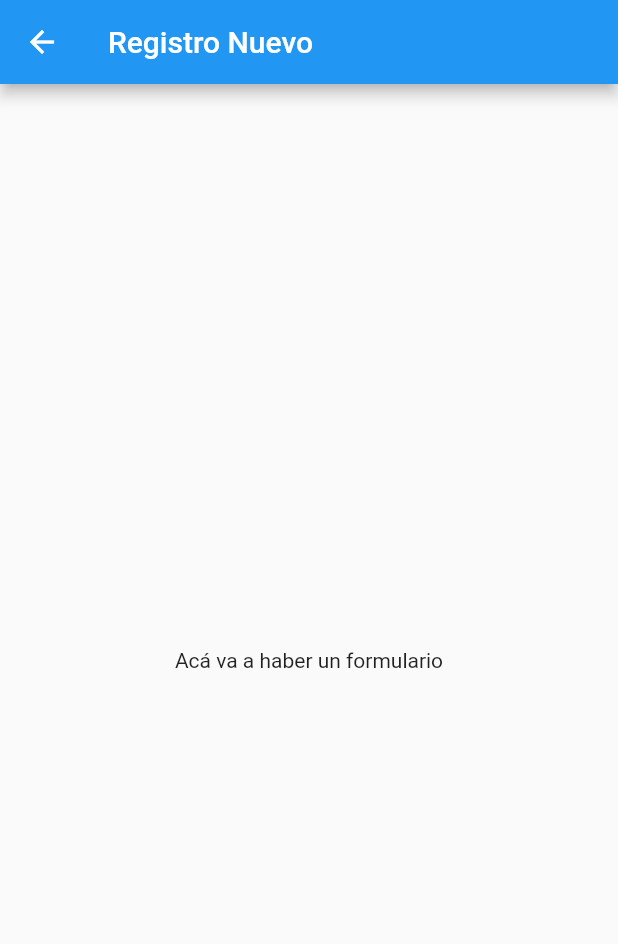
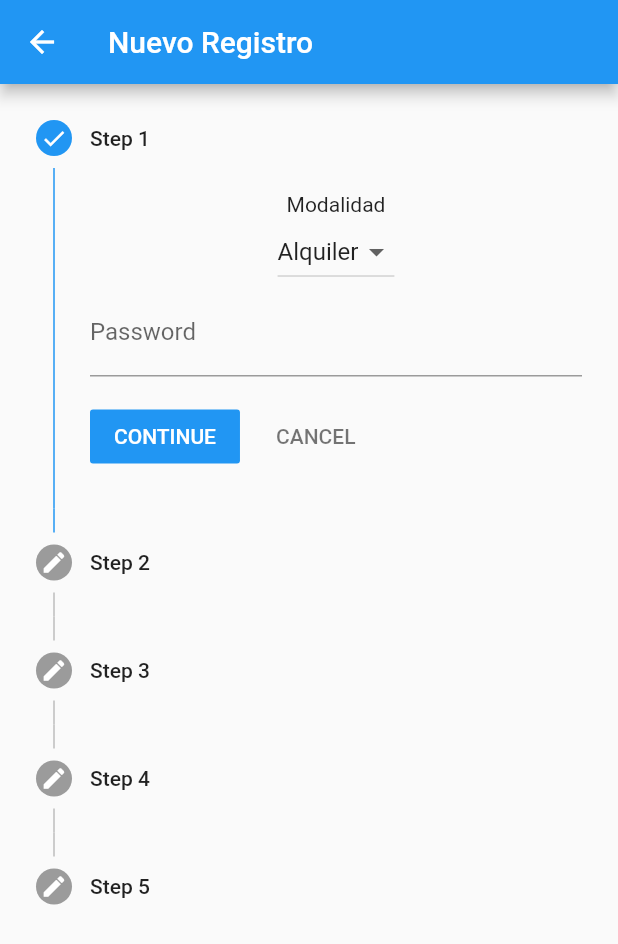
Before and after one commit to Marcoo09/inmobiliaria_uy, a Flutter app: the NewRegister screen opened directly, on a phone screen of 412 x 824 dp. Shown: the top 944 px of the screen. Run offline on Flutter 3.47's test engine with Material 2 defaults, Android fonts, the phone set to English and light mode, and no system bars.

Commit message:
stepper structure and combo box, form basic widgets

```diff
--- /dev/null
+++ b/lib/src/reusableWidgets/comboBox.dart
@@ -0,0 +1,56 @@
+import 'package:flutter/material.dart';
+
+
+class ComboBox extends StatefulWidget {
+  final List<String> values;
+  final String title;
+  ComboBox({Key key, this.values, this.title}) : super(key: key);
+
+  @override
+  _ComboBoxState createState() => new _ComboBoxState();
+}
+
+class _ComboBoxState extends State<ComboBox> {
+
+  List<DropdownMenuItem<String>> _dropDownMenuItems;
+  String _currentValue;
+
+  @override
+  void initState() {
+    _dropDownMenuItems = getDropDownMenuItems();
+    _currentValue = _dropDownMenuItems[0].value;
+    super.initState();
+  }
+
+  List<DropdownMenuItem<String>> getDropDownMenuItems() {
+    List<DropdownMenuItem<String>> items = new List();
+    for (String value in widget.values) {
+      items.add(new DropdownMenuItem(
+          value: value,
+          child: new Text(value)
+      ));
+    }
+    return items;
+  }
+
+  @override
+  Widget build(BuildContext context) {
+    return new Column(
+            children: <Widget>[
+              new Text(widget.title),
+              new DropdownButton(
+                value: _currentValue,
+                items: _dropDownMenuItems,
+                onChanged: changedDropDownItem,
+              )
+            ],
+    );
+  }
+
+  void changedDropDownItem(String selectedValue) {
+    setState(() {
+      _currentValue = selectedValue;
+    });
+  }
+
+}
--- a/lib/src/scenes/newRegister/newRegister.dart
+++ b/lib/src/scenes/newRegister/newRegister.dart
@@ -1,23 +1,122 @@
 import 'package:flutter/material.dart';
+import 'package:inmobiliariauy/src/reusableWidgets/comboBox.dart';
 
-class NewRegister extends StatelessWidget {
+class NewRegister extends StatefulWidget {
+  @override
+  _NewRegisterState createState() => new _NewRegisterState();
+}
+
+class _NewRegisterState extends State<NewRegister> {
+  List<Step> steps = [
+    Step(
+      title: const Text('Step 1'),
+      isActive: true,
+      state: StepState.complete,
+      content: Column(
+        children: <Widget>[
+          ComboBox(title:'Modalidad',values:['Alquiler', 'Venta']),
+          TextFormField(
+            decoration: InputDecoration(labelText: 'Password'),
+          ),
+        ],
+      ),
+    ),
+    Step(
+      isActive: false,
+      state: StepState.editing,
+      title: const Text('Step 2'),
+      content: Column(
+        children: <Widget>[
+          TextFormField(
+            decoration: InputDecoration(labelText: 'Home Address'),
+          ),
+          TextFormField(
+            decoration: InputDecoration(labelText: 'Postcode'),
+          ),
+        ],
+      ),
+    ),
+    Step(
+      isActive: false,
+      state: StepState.editing,
+      title: const Text('Step 3'),
+      content: Column(
+        children: <Widget>[
+          TextFormField(
+            decoration: InputDecoration(labelText: 'Home Address'),
+          ),
+          TextFormField(
+            decoration: InputDecoration(labelText: 'Postcode'),
+          ),
+        ],
+      ),
+    ),
+    Step(
+      isActive: false,
+      state: StepState.editing,
+      title: const Text('Step 4'),
+      content: Column(
+        children: <Widget>[
+          TextFormField(
+            decoration: InputDecoration(labelText: 'Home Address'),
+          ),
+          TextFormField(
+            decoration: InputDecoration(labelText: 'Postcode'),
+          ),
+        ],
+      ),
+    ),
+    Step(
+      isActive: false,
+      state: StepState.editing,
+      title: const Text('Step 5'),
+      content: Column(
+        children: <Widget>[
+          TextFormField(
+            decoration: InputDecoration(labelText: 'Home Address'),
+          ),
+          TextFormField(
+            decoration: InputDecoration(labelText: 'Postcode'),
+          ),
+        ],
+      ),
+    ),
+  ];
+  int currentStep = 0;
+  bool complete = false;
+
+  next() {
+    currentStep + 1 != steps.length
+        ? goTo(currentStep + 1)
+        : setState(() => complete = true);
+  }
+
+  cancel() {
+    if (currentStep > 0) {
+      goTo(currentStep - 1);
+    }
+  }
+
+  goTo(int step) {
+    setState(() => currentStep = step);
+  }
 
   @override
   Widget build(BuildContext context) {
-    return Scaffold(
-      appBar: AppBar(
-        title: Text('Registro Nuevo'),
-      ),
-      body: Center(
-        child: Column(
-          mainAxisAlignment: MainAxisAlignment.center,
-          children: <Widget>[
-            Text(
-              'Acá va a haber un formulario',
+    return new Scaffold(
+        appBar: AppBar(
+          title: Text('Nuevo Registro'),
+        ),
+        body: Column(children: <Widget>[
+          Expanded(
+            child: Stepper(
+              steps: steps,
+              currentStep: currentStep,
+              onStepContinue: next,
+              onStepTapped: (step) => goTo(step),
+              onStepCancel: cancel,
             ),
-          ],
-        ),
-      ),
-    );
+          ),
+        ]));
   }
 }
--- /dev/null
+++ b/lib/src/scenes/newRegister/widgets/form.dart
@@ -0,0 +1,55 @@
+import 'package:flutter/material.dart';
+
+class CustomForm extends StatefulWidget {
+  @override
+  _CustomFormState createState() {
+    return _CustomFormState();
+  }
+}
+
+// Define a corresponding State class.
+// This class holds data related to the form.
+class _CustomFormState extends State<CustomForm> {
+// Create a global key that uniquely identifies the Form widget
+// and allows validation of the form.
+//
+// Note: This is a `GlobalKey<FormState>`,
+// not a GlobalKey<MyCustomFormState>.
+  final _formKey = GlobalKey<FormState>();
+
+  @override
+  Widget build(BuildContext context) {
+    // Build a Form widget using the _formKey created above.
+    return Form(
+      key: _formKey,
+      child: Column(
+        crossAxisAlignment: CrossAxisAlignment.start,
+        children: <Widget>[
+          TextFormField(
+            validator: (value) {
+              if (value.isEmpty) {
+                return 'Please enter some text';
+              }
+              return null;
+            },
+          ),
+          Padding(
+            padding: const EdgeInsets.symmetric(vertical: 16.0),
+            child: RaisedButton(
+              onPressed: () {
+                // Validate returns true if the form is valid, or false
+                // otherwise.
+                if (_formKey.currentState.validate()) {
+                  // If the form is valid, display a Snackbar.
+                  Scaffold.of(context)
+                      .showSnackBar(SnackBar(content: Text('Processing Data')));
+                }
+              },
+              child: Text('Submit'),
+            ),
+          ),
+        ],
+      ),
+    );
+  }
+}
```
